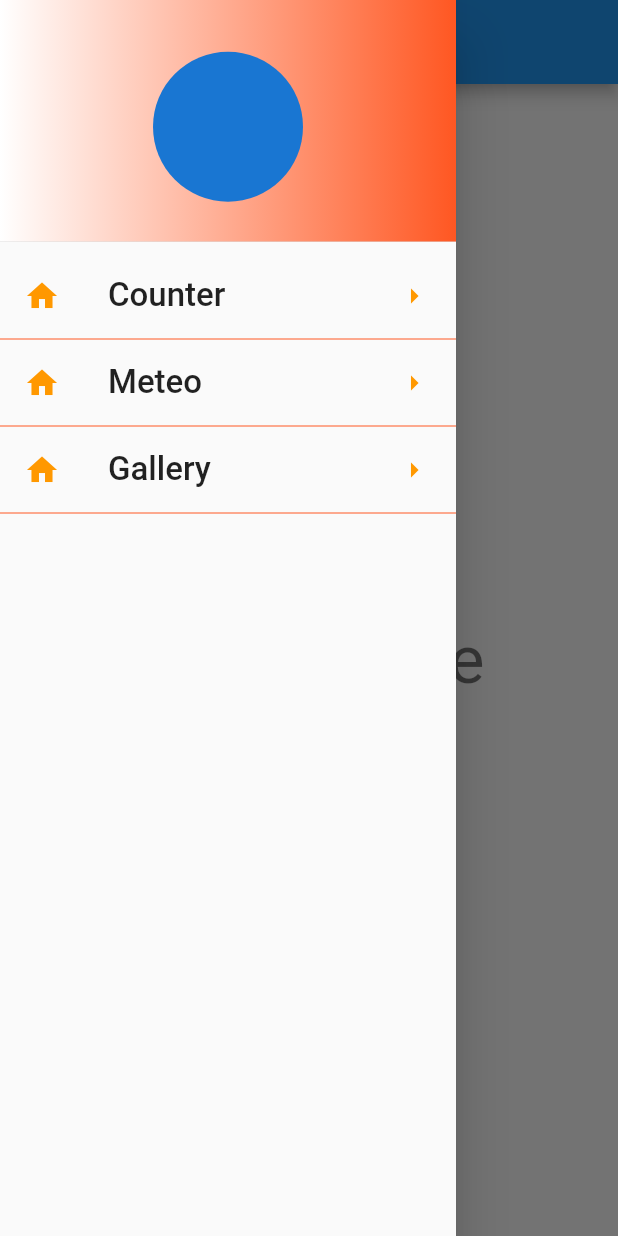
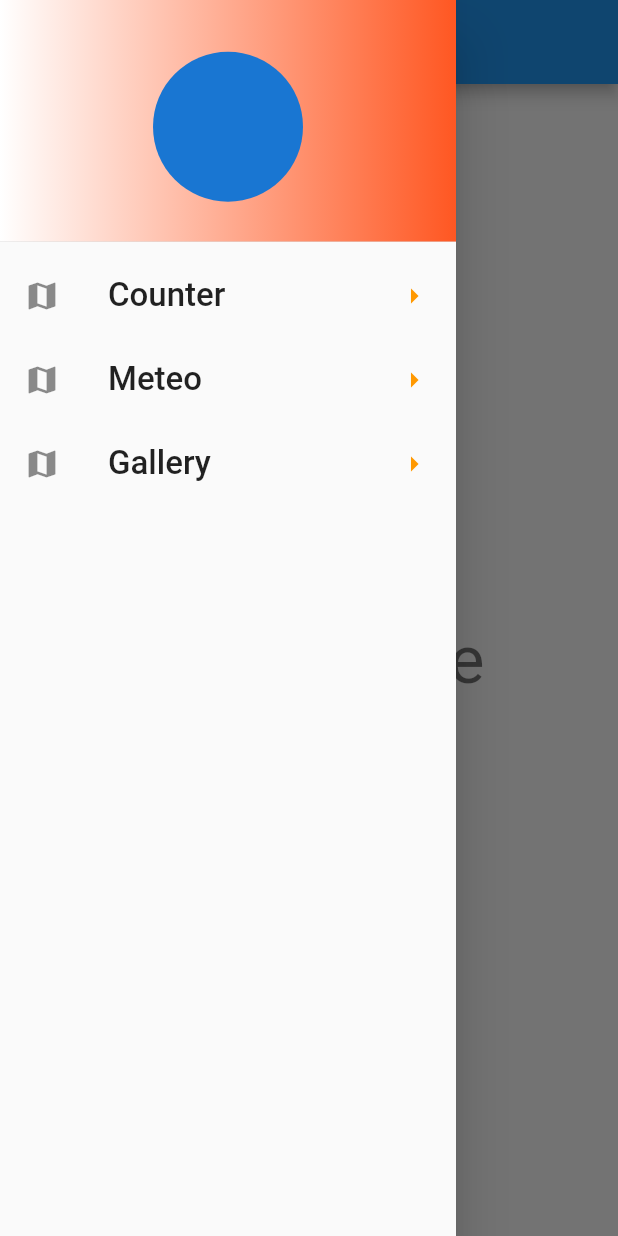
Before and after one commit to beinjamin/flutter_demo, a Flutter app: the screen it shows after launch, with the side drawer open, on a phone screen of 412 x 824 dp. Run offline on Flutter 3.47's test engine with Material 2 defaults, Android fonts, the phone set to English and light mode, and no system bars.

Commit message:
Structuration du code

```diff
--- /dev/null
+++ b/lib/config/global.params.dart
@@ -0,0 +1,9 @@
+import 'package:flutter/material.dart';
+
+class GlobalParams {
+  static List<Map<String, dynamic>> menus = [
+    {"title": "Counter", "icon": Icon(Icons.home), "route": "/counter"},
+    {"title": "Meteo", "icon": Icon(Icons.camera), "route": "/meteo"},
+    {"title": "Gallery", "icon": Icon(Icons.map), "route": "/gallery"}
+  ];
+}
--- a/lib/ui/widgets/drawer.widget.dart
+++ b/lib/ui/widgets/drawer.widget.dart
@@ -1,4 +1,5 @@
 import 'package:flutter/material.dart';
+import 'package:flutter_demo/config/global.params.dart';
 
 class MyDrawer extends StatelessWidget {
   const MyDrawer({Key? key}) : super(key: key);
@@ -19,72 +20,23 @@ class MyDrawer extends StatelessWidget {
                   radius: 50,
                 ),
               )),
-          ListTile(
+          ...(GlobalParams.menus as List).map((item) {
+            return ListTile(
               title: Text(
-              'Counter',
+                '${item['title']}',
                 style: TextStyle(fontSize: 22),
               ),
-            leading: Icon(
-              Icons.home,
-              color: Colors.orange,
-            ),
+              leading: Icon(Icons.map),
               trailing: Icon(
                 Icons.arrow_right,
                 color: Colors.orange,
               ),
               onTap: () {
                 Navigator.of(context).pop();
-              Navigator.pushNamed(context, "/counter");
+                Navigator.pushNamed(context, "${item['route']}");
               },
-          ),
-          Divider(
-            height: 2,
-            color: Colors.deepOrange,
-          ),
-          ListTile(
-            title: Text(
-              'Meteo',
-              style: TextStyle(fontSize: 22),
-            ),
-            leading: Icon(
-              Icons.home,
-              color: Colors.orange,
-            ),
-            trailing: Icon(
-              Icons.arrow_right,
-              color: Colors.orange,
-            ),
-            onTap: () {
-              Navigator.of(context).pop();
-              Navigator.pushNamed(context, "/meteo");
-            },
-          ),
-          Divider(
-            height: 2,
-            color: Colors.deepOrange,
-          ),
-          ListTile(
-            title: Text(
-              'Gallery',
-              style: TextStyle(fontSize: 22),
-            ),
-            leading: Icon(
-              Icons.home,
-              color: Colors.orange,
-            ),
-            trailing: Icon(
-              Icons.arrow_right,
-              color: Colors.orange,
-            ),
-            onTap: () {
-              Navigator.of(context).pop();
-              Navigator.pushNamed(context, "/gallery");
-            },
-          ),
-          Divider(
-            height: 2,
-            color: Colors.deepOrange,
-          ),
+            );
+          })
         ],
       ),
     );
```
Lines whose indentation alone changed are shown as unchanged.
